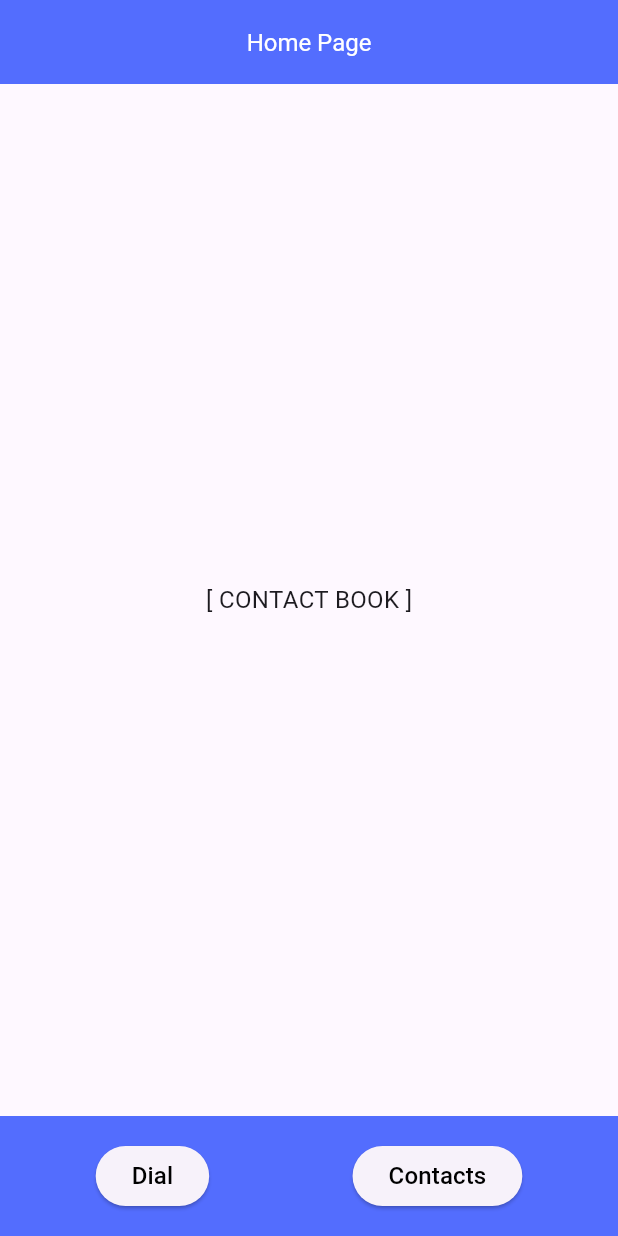
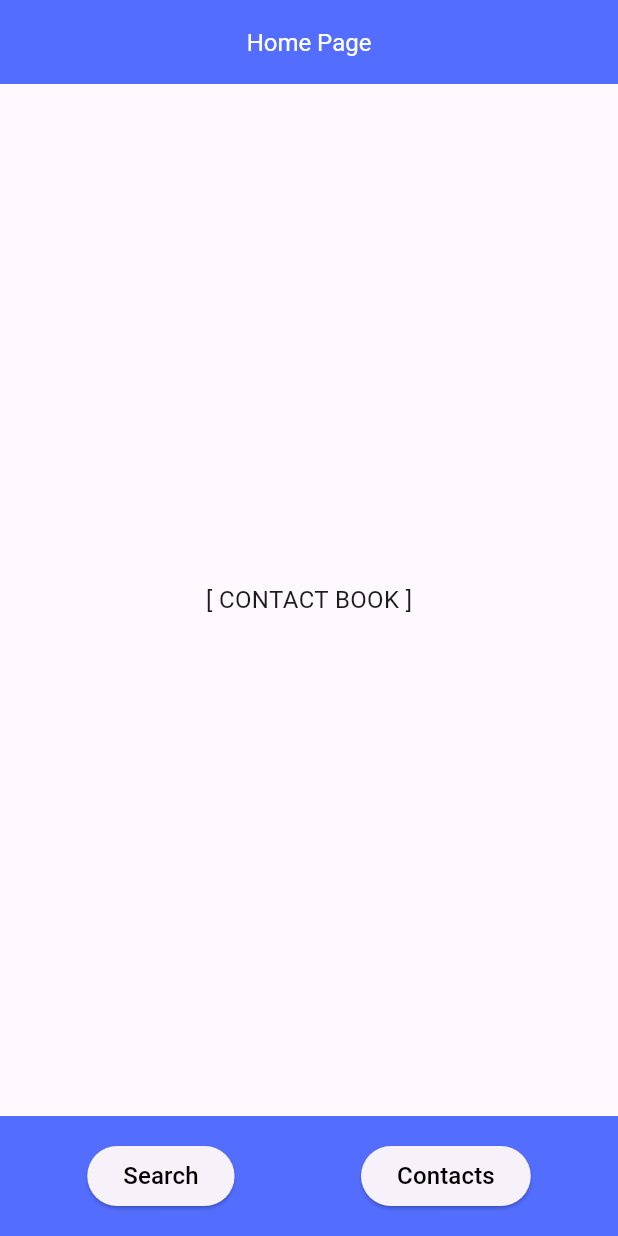
Before and after one commit to AsifulAhsan/FlutterContactApp, a Flutter app: the screen it shows after launch, on a phone screen of 412 x 824 dp. Run offline on Flutter 3.47's test engine with Material 3 defaults, Android fonts, the phone set to English and light mode, and no system bars.

Commit message:
updated commit

```diff
--- a/lib/screens/home_page.dart
+++ b/lib/screens/home_page.dart
@@ -40,7 +40,7 @@ class HomePage extends StatelessWidget {
                 );
               },
               child: const Text(
-                'Dial',
+                'Search',
                 style: TextStyle(color: Colors.black, fontSize: 16),
               ),
             ),
```
